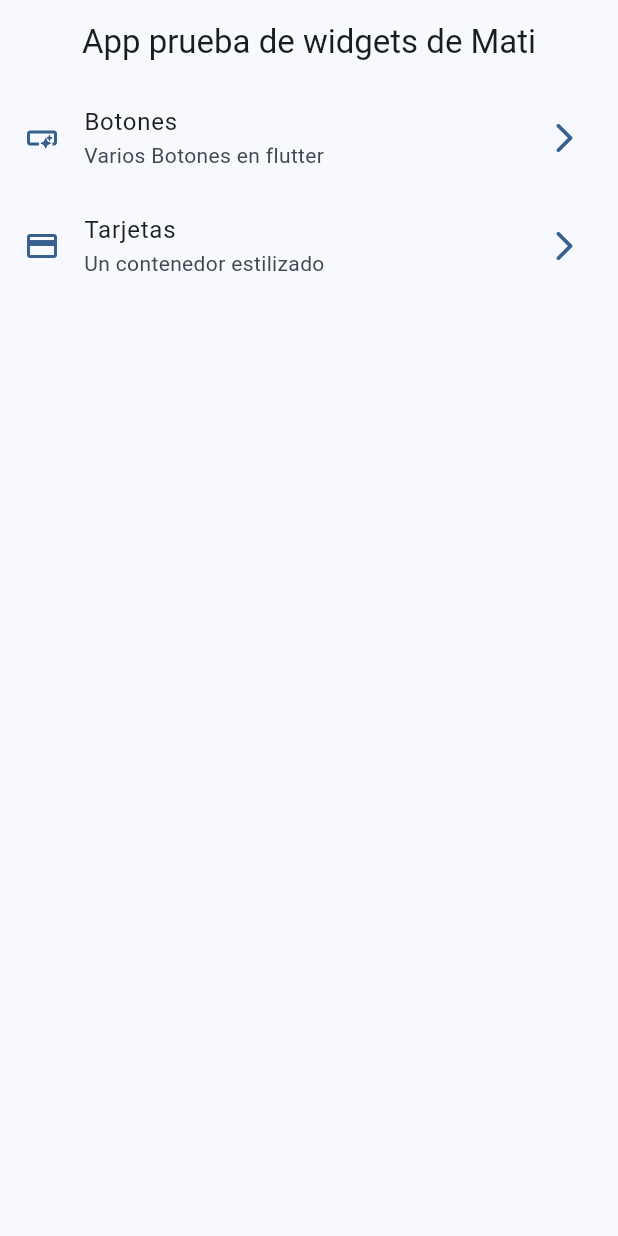
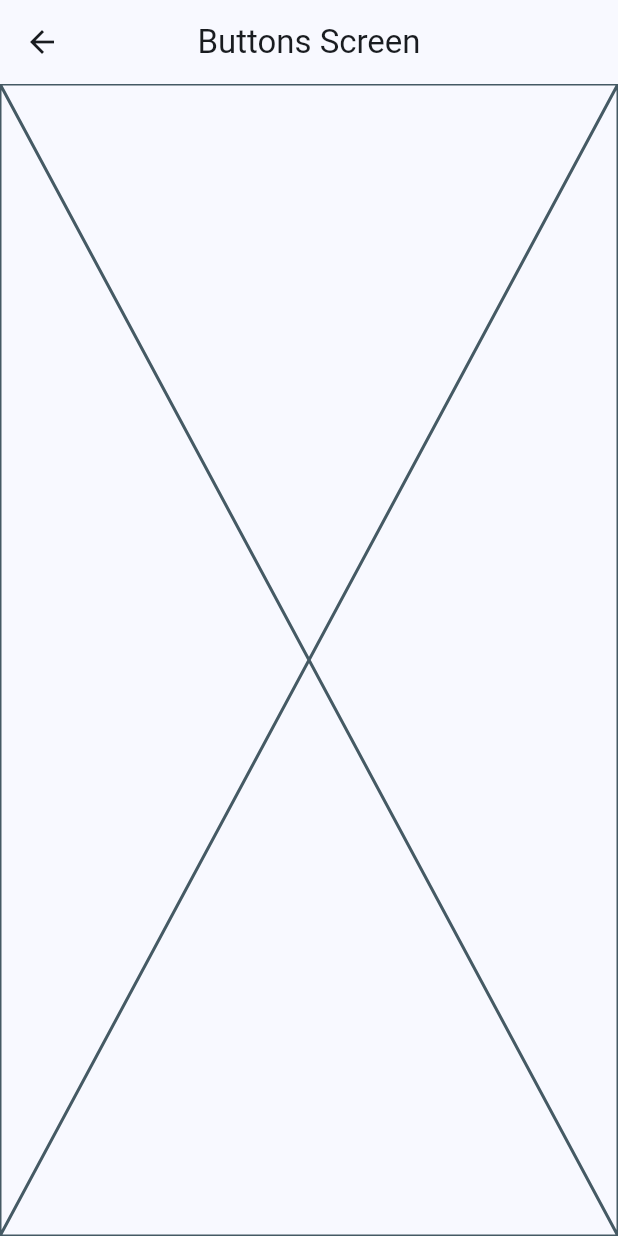
Before and after one commit to ArtroxxDev/widgets, a Flutter app: the screen it shows after launch, after a tap on "Botones", on a phone screen of 412 x 824 dp. Run offline on Flutter 3.47's test engine with Material 3 defaults, Android fonts, the phone set to English and light mode, and no system bars.

```diff
--- a/lib/config/menu/menu_items.dart
+++ b/lib/config/menu/menu_items.dart
@@ -22,6 +22,6 @@ const appMenuItem = <MenuItem>[
   MenuItem(
       title: 'Tarjetas',
       subTitle: 'Un contenedor estilizado',
-      link: '/card',
+      link: '/cards',
       icon: Icons.credit_card),
 ];
--- /dev/null
+++ b/lib/config/presentation/screens/buttons/buttons_screen.dart
@@ -0,0 +1,13 @@
+import 'package:flutter/material.dart';
+
+class ButtonScreen extends StatelessWidget {
+  const ButtonScreen({super.key});
+
+  @override
+  Widget build(BuildContext context) {
+    return Scaffold(
+      appBar: AppBar(title: const Text('Buttons Screen')),
+      body: const Placeholder(),
+    );
+  }
+}
--- a/lib/config/presentation/screens/home/home_screen.dart
+++ b/lib/config/presentation/screens/home/home_screen.dart
@@ -1,5 +1,6 @@
 import 'package:flutter/material.dart';
 import 'package:widgets_app/config/menu/menu_items.dart';
+import 'package:widgets_app/config/presentation/screens/buttons/buttons_screen.dart';
 
 class HomeScreen extends StatelessWidget {
   const HomeScreen({super.key});
@@ -43,7 +44,11 @@ class _CustomListTile extends StatelessWidget {
       title: Text(menuItem.title),
       subtitle: Text(menuItem.subTitle),
       onTap: () {
-        //TODO: navegar a otras pantallas
+        // Navigator.of(context).push(MaterialPageRoute(
+        //   builder: (context) => const ButtonScreen(),
+        // )
+        // );
+        Navigator.pushNamed(context, menuItem.link);
       },
     );
   }
--- a/lib/main.dart
+++ b/lib/main.dart
@@ -1,4 +1,6 @@
 import 'package:flutter/material.dart';
+import 'package:widgets_app/config/presentation/screens/buttons/buttons_screen.dart';
+import 'package:widgets_app/config/presentation/screens/cards/cards_screen.dart';
 import 'package:widgets_app/config/presentation/screens/home/home_screen.dart';
 import 'package:widgets_app/config/theme/app_theme.dart';
 
@@ -14,7 +16,11 @@ class MainApp extends StatelessWidget {
     return MaterialApp(
       debugShowCheckedModeBanner: false,
       theme: AppTheme(selectedColor: 2).getTheme(),
-      home: HomeScreen(),
+      home: const HomeScreen(),
+      routes: {
+        '/buttons': (context) => const ButtonScreen(),
+        '/cards': (context) => const CardsScreen(),
+      },
     );
   }
 }
```
Also changed, not shown: lib/config/presentation/screens/cards/cards_screen.dart (added, +13 -0 lines).
